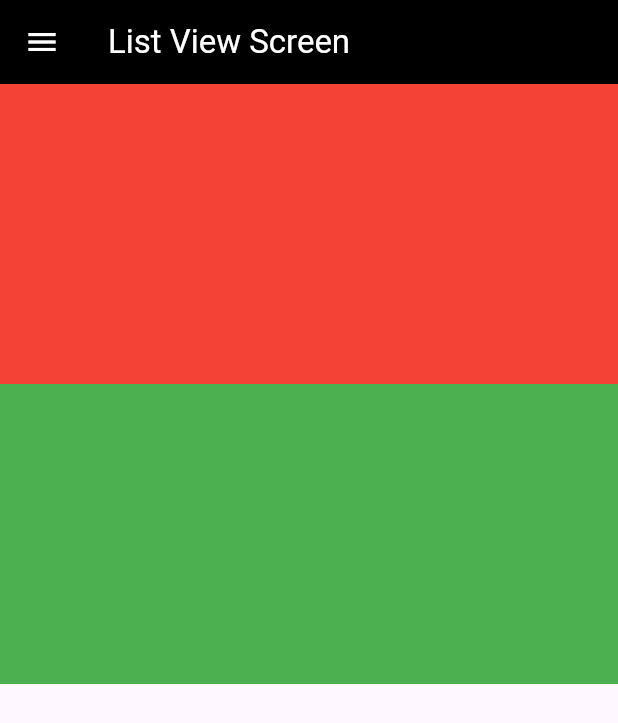
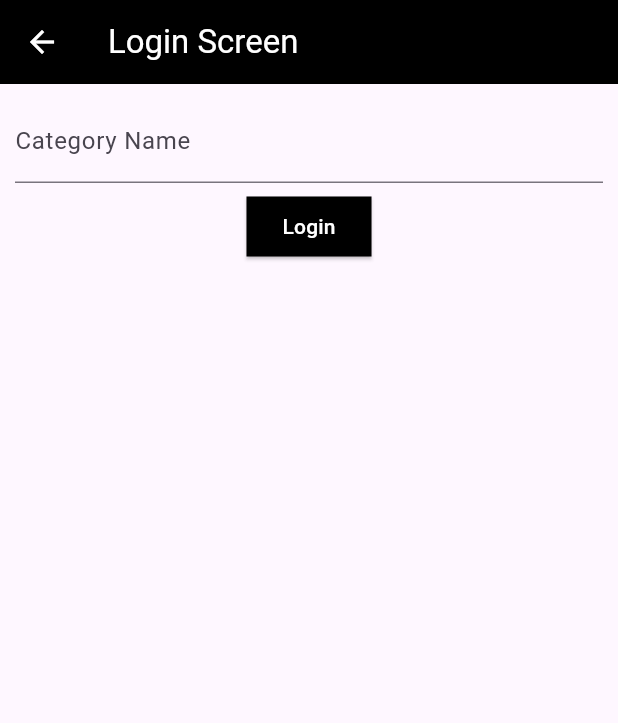
Before and after one commit to Owaisk23/MobAppDevelopment, a Flutter app: the screen it shows after launch, in the side drawer, after a tap on "Products", on a phone screen of 412 x 824 dp. Shown: the top 723 px of the screen. Run offline on Flutter 3.47's test engine with Material 3 defaults, Android fonts, the phone set to English and light mode, and no system bars; our stand-ins replace cloud_firestore, firebase_auth, firebase_core; accounts and stored records are empty.

Commit message:
added category

```diff
--- /dev/null
+++ b/flutter/forms/lib/Addcat.dart
@@ -0,0 +1,84 @@
+import 'package:cloud_firestore/cloud_firestore.dart';
+import 'package:flutter/material.dart';
+
+class Addcat extends StatefulWidget {
+  const Addcat({ Key? key }) : super(key: key);
+
+  @override
+  _AddcatState createState() => _AddcatState();
+}
+
+class _AddcatState extends State<Addcat> {
+  TextEditingController catName = new TextEditingController();
+
+  final _formKey = GlobalKey<FormState>();
+
+  Future<void> addCategory() async {
+    await FirebaseFirestore.instance.collection('categories').doc().set({
+      'categoryname': catName.text,
+    });
+
+     ScaffoldMessenger.of(context).showSnackBar(
+          SnackBar(
+            content: Text("CATEGORY Added successfully!"),
+            duration: Duration(seconds: 2),
+            backgroundColor: Colors.green,
+          ),
+     );
+  }
+
+  @override
+  Widget build(BuildContext context) {
+    return Scaffold(
+            appBar: AppBar(
+        title: Text('Login Screen'),
+        backgroundColor: Colors.black,
+        foregroundColor: Colors.white,
+      ),
+      body: Padding(
+        padding: EdgeInsets.all(10),
+        child: Form(
+          key: _formKey,
+          child: Column(
+            children: [
+              TextFormField(
+                controller: catName,
+                keyboardType: TextInputType.emailAddress,
+                decoration: InputDecoration(
+                  hintText: 'Enter your category name',
+                  labelText: 'Category Name',
+                ),
+                validator: (value) {
+                  if (value == null || value.isEmpty) {
+                    return 'Category Name can\'t be empty';
+                  }
+
+                  // if (!RegExp(
+                  //   r'^[a-zA-Z0-9._%+-]+@[a-zA-Z0-9.-]+\.[a-zA-Z]{2,}$',
+                  // ).hasMatch(value)) {
+                  //   return "Email is not properly written"; // Agar email format sahi nahi ho to error
+                  // }
+                  return null;
+                },
+              ),
+
+              SizedBox(height: 5),
+              ElevatedButton(
+                onPressed: addCategory,
+
+                style: ElevatedButton.styleFrom(
+                  backgroundColor: Colors.black,
+                  foregroundColor: Colors.white,
+                  shape: RoundedRectangleBorder(
+                    borderRadius: BorderRadius.zero,
+                  ),
+                ),
+                child: Text('Login'),
+              ),
+            ],
+          ),
+        ),
+      ),
+    );
+  }
+}
--- a/flutter/forms/lib/DrawerSide.dart
+++ b/flutter/forms/lib/DrawerSide.dart
@@ -1,4 +1,5 @@
 import 'package:flutter/material.dart';
+import 'package:forms/Addcat.dart';
 import 'package:forms/Dynamiclist.dart';
 import 'package:forms/Home.dart';
 
@@ -37,7 +38,7 @@ class _DrawerSideState extends State<DrawerSide> {
           ListTile(
             title: Text('Products'),
             onTap: () {
-              Navigator.pop(context);
+              Navigator.push(context, MaterialPageRoute(builder: (context) => Addcat()));
             },
           ),
         ],
```
Also changed, not shown: flutter/forms/lib/HomeEcommerce.dart (added).
